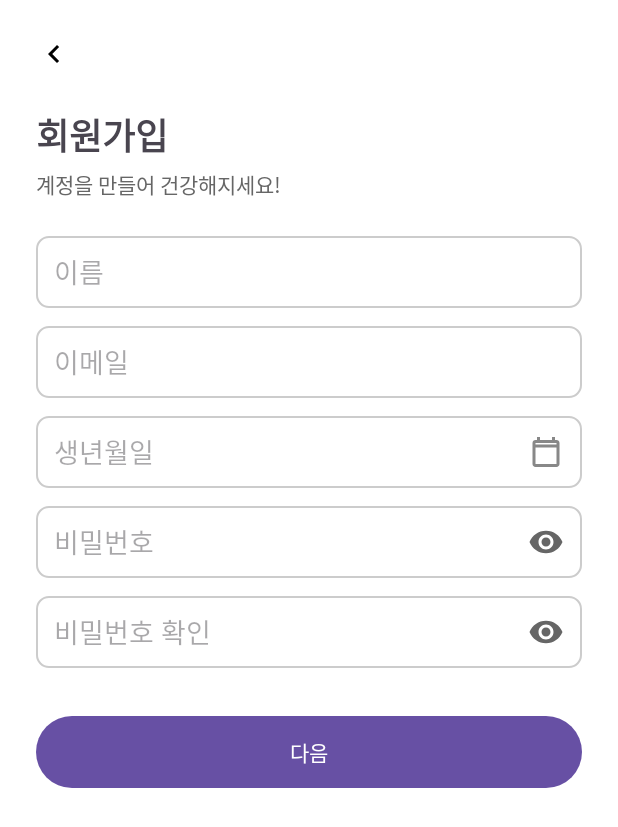
After one commit to daehee1018/CBNU_opensource_team6, an Android app: the layout activity_signup_step1.xml on its own in the app's theme, with its tools: preview values and no code run, on a phone screen of 412 x 824 dp. The commit adds this screen. Shown: the top 827 px of the screen. Run offline under Robolectric (Android 15) with nearby library versions, the phone set to English and light mode, and no system bars.

Commit message:
회원가입 화면 xml 구성

```diff
--- a/Frontend/app/src/main/java/com/example/opensource_team6/Login/ui/LoginActivity.java
+++ b/Frontend/app/src/main/java/com/example/opensource_team6/Login/ui/LoginActivity.java
@@ -62,7 +62,7 @@ public class LoginActivity extends AppCompatActivity {
             passwordVisible = !passwordVisible;
             if (passwordVisible) {
                 inputPassword.setInputType(EditorInfo.TYPE_CLASS_TEXT);
-                togglePassword.setImageResource(R.drawable.ic_visibility); // 보이면 가리는 아이콘
+                togglePassword.setImageResource(R.drawable.ic_visibility_off); // 보이면 가리는 아이콘
             } else {
                 inputPassword.setInputType(EditorInfo.TYPE_TEXT_VARIATION_PASSWORD);
                 togglePassword.setImageResource(R.drawable.ic_visibility); // 안 보이면 보는 아이콘
--- /dev/null
+++ b/Frontend/app/src/main/res/drawable/ic_calendar.xml
@@ -0,0 +1,9 @@
+<vector xmlns:android="http://schemas.android.com/apk/res/android"
+    android:width="24dp"
+    android:height="24dp"
+    android:viewportWidth="24"
+    android:viewportHeight="24">
+    <path
+        android:fillColor="#888888"
+        android:pathData="M19,4h-1V2h-2v2H8V2H6v2H5c-1.11,0 -2,0.89 -2,2v14c0,1.1 0.89,2 2,2h14c1.1,0 2,-0.9 2,-2V6c0,-1.11 -0.9,-2 -2,-2zM19,20H5V9h14v11zM5,7V6h14v1H5z" />
+</vector>
--- /dev/null
+++ b/Frontend/app/src/main/res/drawable/rounded_blue_button.xml
@@ -0,0 +1,14 @@
+<selector xmlns:android="http://schemas.android.com/apk/res/android">
+    <item android:state_enabled="false">
+        <shape>
+            <solid android:color="#99BDEEFF" /> <!-- 비활성 색 -->
+            <corners android:radius="24dp" />
+        </shape>
+    </item>
+    <item>
+        <shape>
+            <solid android:color="#007BFF" /> <!-- 기본 파란색 -->
+            <corners android:radius="24dp" />
+        </shape>
+    </item>
+</selector>
--- /dev/null
+++ b/Frontend/app/src/main/res/layout/activity_signup_step1.xml
@@ -0,0 +1,149 @@
+<?xml version="1.0" encoding="utf-8"?>
+<ScrollView xmlns:android="http://schemas.android.com/apk/res/android"
+    android:layout_width="match_parent"
+    android:layout_height="match_parent"
+    android:padding="24dp"
+    android:background="#FFFFFF">
+
+    <LinearLayout
+        android:layout_width="match_parent"
+        android:layout_height="wrap_content"
+        android:orientation="vertical">
+
+        <!-- 뒤로가기 버튼 -->
+        <ImageButton
+            android:id="@+id/back_button"
+            android:layout_width="wrap_content"
+            android:layout_height="wrap_content"
+            android:background="?android:selectableItemBackgroundBorderless"
+            android:src="@drawable/ic_back"
+            android:contentDescription="뒤로가기" />
+
+        <!-- 제목 -->
+        <TextView
+            android:layout_width="wrap_content"
+            android:layout_height="wrap_content"
+            android:text="회원가입"
+            android:textStyle="bold"
+            android:textSize="24sp"
+            android:layout_marginTop="24dp" />
+
+        <!-- 부제목 -->
+        <TextView
+            android:layout_width="wrap_content"
+            android:layout_height="wrap_content"
+            android:text="계정을 만들어 건강해지세요!"
+            android:textSize="14sp"
+            android:textColor="#666666"
+            android:layout_marginTop="4dp" />
+
+        <!-- 이름 -->
+        <EditText
+            android:id="@+id/edit_name"
+            android:layout_width="match_parent"
+            android:layout_height="48dp"
+            android:hint="이름"
+            android:background="@drawable/edit_text_background"
+            android:paddingHorizontal="12dp"
+            android:layout_marginTop="24dp" />
+
+        <!-- 이메일 -->
+        <EditText
+            android:id="@+id/edit_email"
+            android:layout_width="match_parent"
+            android:layout_height="48dp"
+            android:hint="이메일"
+            android:inputType="textEmailAddress"
+            android:background="@drawable/edit_text_background"
+            android:paddingHorizontal="12dp"
+            android:layout_marginTop="12dp" />
+
+        <!-- 생년월일 -->
+        <RelativeLayout
+            android:layout_width="match_parent"
+            android:layout_height="48dp"
+            android:layout_marginTop="12dp">
+
+            <EditText
+                android:id="@+id/edit_birth"
+                android:layout_width="match_parent"
+                android:layout_height="match_parent"
+                android:hint="생년월일"
+                android:focusable="false"
+                android:clickable="true"
+                android:background="@drawable/edit_text_background"
+                android:paddingHorizontal="12dp" />
+
+            <ImageView
+                android:layout_width="24dp"
+                android:layout_height="24dp"
+                android:layout_alignParentEnd="true"
+                android:layout_centerVertical="true"
+                android:layout_marginEnd="12dp"
+                android:src="@drawable/ic_calendar"
+                android:contentDescription="달력 아이콘" />
+        </RelativeLayout>
+
+        <!-- 비밀번호 -->
+        <RelativeLayout
+            android:layout_width="match_parent"
+            android:layout_height="48dp"
+            android:layout_marginTop="12dp">
+
+            <EditText
+                android:id="@+id/edit_password"
+                android:layout_width="match_parent"
+                android:layout_height="match_parent"
+                android:hint="비밀번호"
+                android:inputType="textPassword"
+                android:background="@drawable/edit_text_background"
+                android:paddingHorizontal="12dp" />
+
+            <ImageView
+                android:id="@+id/toggle_password"
+                android:layout_width="24dp"
+                android:layout_height="24dp"
+                android:layout_alignParentEnd="true"
+                android:layout_centerVertical="true"
+                android:layout_marginEnd="12dp"
+                android:src="@drawable/ic_visibility"
+                android:contentDescription="비밀번호 보기" />
+        </RelativeLayout>
+
+        <!-- 비밀번호 확인 -->
+        <RelativeLayout
+            android:layout_width="match_parent"
+            android:layout_height="48dp"
+            android:layout_marginTop="12dp">
+
+            <EditText
+                android:id="@+id/edit_password_confirm"
+                android:layout_width="match_parent"
+                android:layout_height="match_parent"
+                android:hint="비밀번호 확인"
+                android:inputType="textPassword"
+                android:background="@drawable/edit_text_background"
+                android:paddingHorizontal="12dp" />
+
+            <ImageView
+                android:id="@+id/toggle_password_confirm"
+                android:layout_width="24dp"
+                android:layout_height="24dp"
+                android:layout_alignParentEnd="true"
+                android:layout_centerVertical="true"
+                android:layout_marginEnd="12dp"
+                android:src="@drawable/ic_visibility"
+                android:contentDescription="비밀번호 보기" />
+        </RelativeLayout>
+
+        <!-- 다음 버튼 -->
+        <Button
+            android:id="@+id/btn_next"
+            android:layout_width="match_parent"
+            android:layout_height="48dp"
+            android:text="다음"
+            android:textColor="#FFFFFF"
+            android:layout_marginTop="32dp"
+            android:background="@drawable/rounded_blue_button" />
+    </LinearLayout>
+</ScrollView>
```
Also changed, not shown: Frontend/app/src/main/res/drawable/ic_visibility_off.xml (added, +9 -0 lines), Frontend/app/src/main/res/layout/activity_signup_step2.xml (added, +126 -0 lines), Frontend/app/src/main/res/values/strings.xml (+23 -0 lines).
